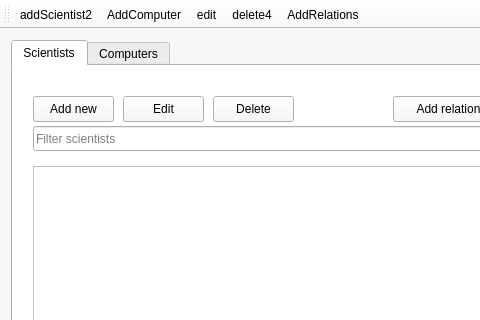
Old version of the form mainwindow.ui in the repository Hopur-50/Verkefni3; both pictures show x 0 to 480 and y 0 to 320 of the 588 by 672 pixel window.
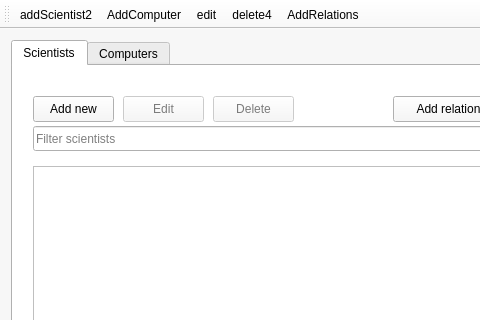
New version of the form. The open tabs and pages were chosen to show the change. Icons and pictures are not drawn.

Commit message: takkar grána

```diff
--- a/mainwindow.ui
+++ b/mainwindow.ui
@@ -462,6 +462,9 @@
         </property>
        </widget>
        <widget class="QPushButton" name="editScientistButton">
+        <property name="enabled">
+         <bool>false</bool>
+        </property>
         <property name="geometry">
          <rect>
           <x>110</x>
@@ -475,6 +478,9 @@
         </property>
        </widget>
        <widget class="QPushButton" name="deleteScientistButton">
+        <property name="enabled">
+         <bool>false</bool>
+        </property>
         <property name="geometry">
          <rect>
           <x>200</x>
```
Left out of the diff: 8 changed lines with no effect on the pictures. The commit also changes 1 other file.
